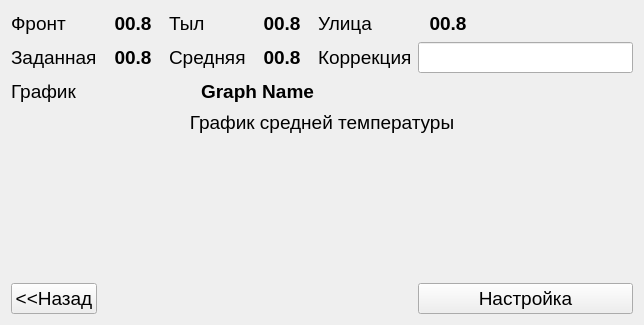
Qt form QtClient/QtClimaClient/Frames/TemperatureOwerviewFrame.ui (ciberslavik/climacore) before a commit.
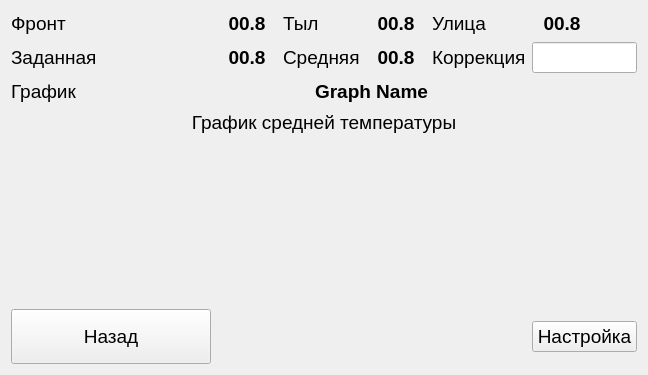
The same form after that commit. Icons and pictures are not drawn. Custom widgets are drawn as their Qt base class.

```diff
--- a/QtClient/QtClimaClient/Frames/TemperatureOwerviewFrame.ui
+++ b/QtClient/QtClimaClient/Frames/TemperatureOwerviewFrame.ui
@@ -6,8 +6,8 @@
    <rect>
     <x>0</x>
     <y>0</y>
-    <width>644</width>
-    <height>325</height>
+    <width>648</width>
+    <height>375</height>
    </rect>
   </property>
   <property name="font">
@@ -156,8 +156,24 @@
    </item>
    <item row="5" column="0">
     <widget class="QPushButton" name="btnReturn">
+     <property name="minimumSize">
+      <size>
+       <width>200</width>
+       <height>55</height>
+      </size>
+     </property>
      <property name="text">
-      <string>&lt;&lt;Назад</string>
+      <string>Назад</string>
+     </property>
+     <property name="icon">
+      <iconset resource="../Resources.qrc">
+       <normaloff>:/Images/return.png</normaloff>:/Images/return.png</iconset>
+     </property>
+     <property name="iconSize">
+      <size>
+       <width>42</width>
+       <height>42</height>
+      </size>
      </property>
     </widget>
    </item>
@@ -295,17 +311,17 @@
   </layout>
  </widget>
  <customwidgets>
+  <customwidget>
+   <class>QClickableLineEdit</class>
+   <extends>QLineEdit</extends>
+   <header location="global">Controls/qclickablelineedit.h</header>
+  </customwidget>
   <customwidget>
    <class>QCustomPlot</class>
    <extends>QWidget</extends>
    <header location="global">Controls/qcustomplot.h</header>
    <container>1</container>
   </customwidget>
-  <customwidget>
-   <class>QClickableLineEdit</class>
-   <extends>QLineEdit</extends>
-   <header location="global">Controls/qclickablelineedit.h</header>
-  </customwidget>
  </customwidgets>
  <resources/>
  <connections/>
```
Left out of the diff: 4 changed lines with no effect on the pictures.
